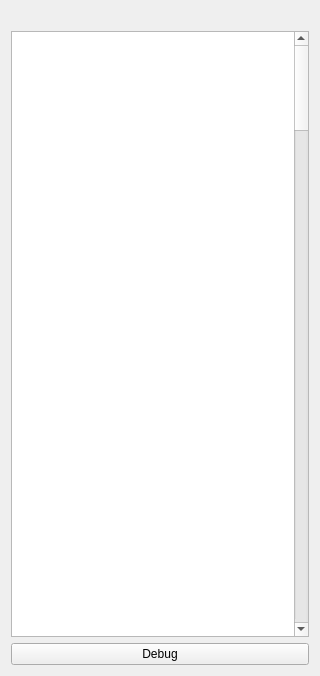
Above: gitbuster/branch_view.ui from mike-perdide/gitbuster before the change. Below: the same form after it.
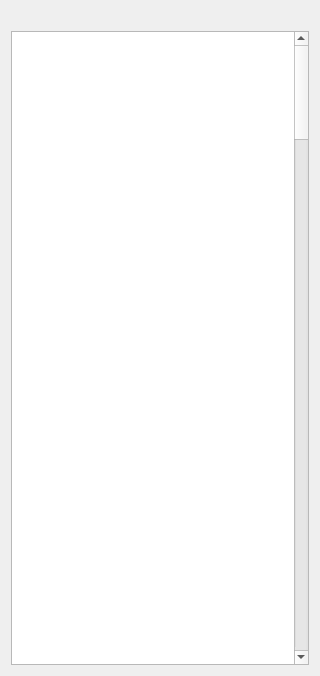
That is the form after the change.

Commit message: Removing the debug button on the branch view.

Diff of the .ui file:
```diff
--- a/gitbuster/branch_view.ui
+++ b/gitbuster/branch_view.ui
@@ -54,13 +54,6 @@
      </property>
     </widget>
    </item>
-   <item row="2" column="0">
-    <widget class="QPushButton" name="debug">
-     <property name="text">
-      <string>Debug</string>
-     </property>
-    </widget>
-   </item>
   </layout>
  </widget>
  <resources/>
```
